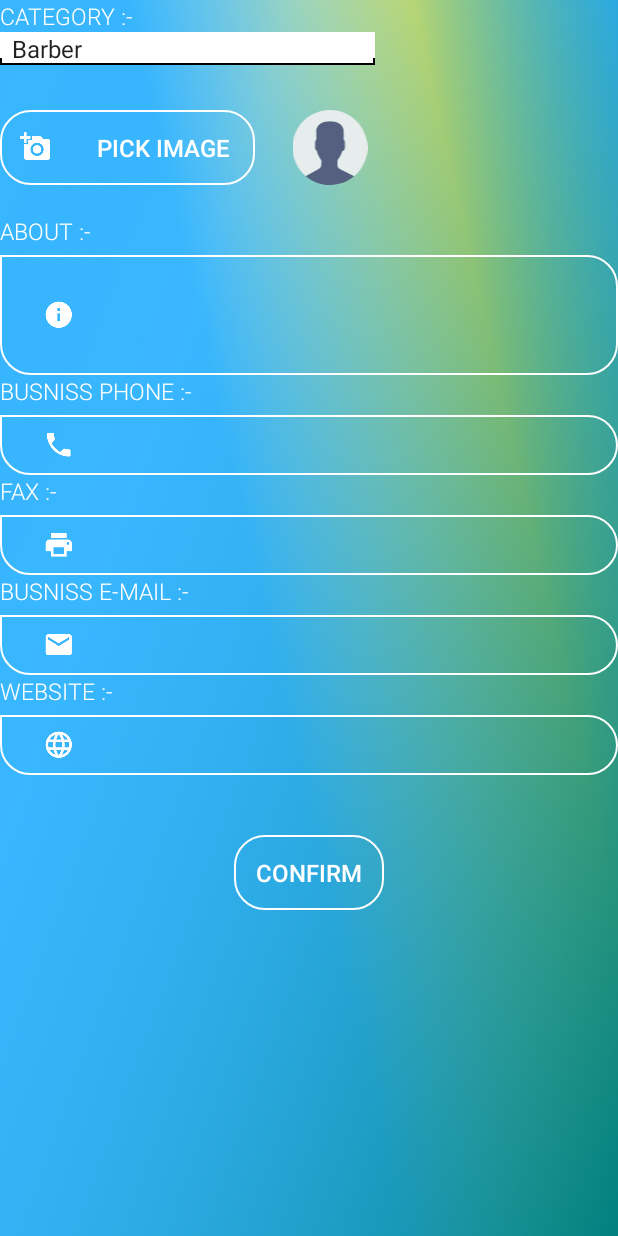
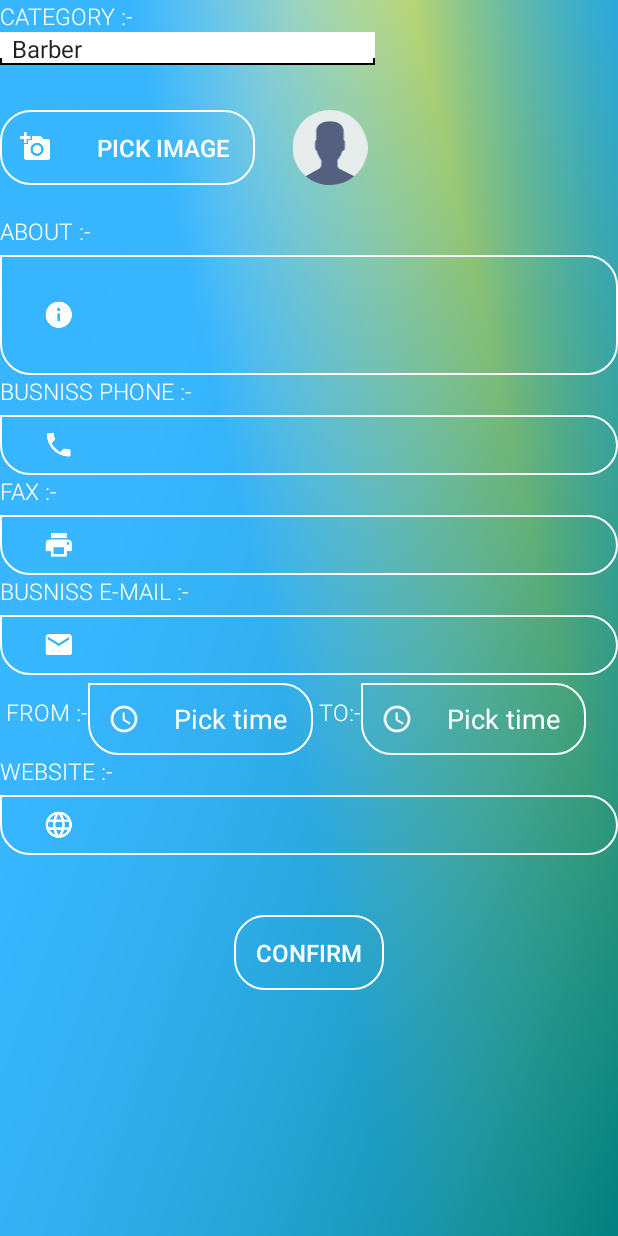
Before and after one commit to ArkanJbali/DiscloStore, an Android app: the busniss_reg screen opened directly, with no data from a screen before it, on a phone screen of 412 x 824 dp. Run offline under Robolectric (Android 15) with nearby library versions, the phone set to English and light mode, and no system bars.

Commit message:
Adding Time Picker

```diff
--- a/app/src/main/java/com/app/arkan/disclostore/busniss_reg.java
+++ b/app/src/main/java/com/app/arkan/disclostore/busniss_reg.java
@@ -10,6 +10,7 @@ import android.Manifest;
 import android.app.Activity;
 import android.app.Dialog;
 import android.app.ProgressDialog;
+import android.app.TimePickerDialog;
 import android.content.Intent;
 import android.content.pm.PackageManager;
 import android.graphics.Bitmap;
@@ -30,6 +31,7 @@ import android.widget.EditText;
 import android.widget.ImageView;
 import android.widget.Spinner;
 import android.widget.TextView;
+import android.widget.TimePicker;
 import android.widget.Toast;
 import android.widget.AdapterView.OnItemSelectedListener;
 
@@ -39,7 +41,8 @@ public class busniss_reg extends Activity implements OnItemSelectedListener ,Vie
     private Button pickImage;
     EditText ea,ebp,ef,ebe,ew;
     Button add;
-
+    EditText chooseTime ;
+    EditText chooseTime1 ;
     private static final int SELECT_PHOTO = 1;
     private static final int CAPTURE_PHOTO = 2;
 
@@ -55,6 +58,8 @@ public class busniss_reg extends Activity implements OnItemSelectedListener ,Vie
 public void onCreate(Bundle savedInstanceState) {
         super.onCreate(savedInstanceState);
         setContentView(R.layout.activity_busniss_reg);
+        chooseTime=(EditText)findViewById(R.id.etChooseTime);
+        chooseTime1=(EditText)findViewById(R.id.etChooseTime);
         profileImageView = (ImageView) findViewById(R.id.profileImageView);
         pickImage = (Button) findViewById(R.id.pick_image);
          ea=(EditText)findViewById(R.id.ea);
@@ -82,7 +87,34 @@ public void onCreate(Bundle savedInstanceState) {
 
              }
          });
+        chooseTime.setOnClickListener(new View.OnClickListener() {
+            @Override
+            public void onClick(View view) {
 
+                TimePickerDialog timePickerDialog = new TimePickerDialog(busniss_reg.this,R.style.MyTimePickerDialogStyle, new TimePickerDialog.OnTimeSetListener() {
+                    @Override
+                    public void onTimeSet(TimePicker timePicker, int hourOfDay, int minutes) {
+                        chooseTime.setText(" "+hourOfDay + ":" + minutes);
+                    }
+                }, 0, 0, false);
+                timePickerDialog.show();
+
+            }
+        });
+        chooseTime1.setOnClickListener(new View.OnClickListener() {
+            @Override
+            public void onClick(View view) {
+
+                TimePickerDialog timePickerDialog = new TimePickerDialog(busniss_reg.this,R.style.MyTimePickerDialogStyle, new TimePickerDialog.OnTimeSetListener() {
+                    @Override
+                    public void onTimeSet(TimePicker timePicker, int hourOfDay, int minutes) {
+                        chooseTime.setText(" "+hourOfDay + ":" + minutes);
+                    }
+                }, 0, 0, false);
+                timePickerDialog.show();
+
+            }
+        });
 
         pickImage.setOnClickListener(this);
 
--- a/app/src/main/res/layout/activity_busniss_reg.xml
+++ b/app/src/main/res/layout/activity_busniss_reg.xml
@@ -201,7 +201,53 @@ android:layout_below="@+id/Category"
         android:id="@+id/url"
         android:layout_below="@id/bemail"
         >
+        <LinearLayout
+            android:layout_width="match_parent"
+            android:layout_height="wrap_content"
+            android:orientation="horizontal"
+            >
 
+            <TextView
+                android:layout_width="wrap_content"
+                android:layout_height="wrap_content"
+                android:fontFamily="sans-serif-light"
+                android:text=" From :-"
+                android:textAllCaps="true"
+                android:textColor="@color/white"
+                android:textSize="15sp" />
+            <EditText
+                android:id="@+id/etChooseTime"
+                android:layout_width="150dp"
+                android:background="@drawable/et_bg"
+                android:textColor="@color/white"
+                android:layout_marginTop="5dp"
+                android:layout_height="wrap_content"
+                android:layout_centerHorizontal="true"
+                android:layout_centerVertical="true"
+                android:hint="  Pick time"
+                android:drawableLeft="@mipmap/time"
+                android:textColorHint="@color/white"/>
+            <TextView
+                android:layout_width="wrap_content"
+                android:layout_height="wrap_content"
+                android:fontFamily="sans-serif-light"
+                android:text=" To:-"
+                android:textAllCaps="true"
+                android:textColor="@color/white"
+                android:textSize="15sp" />
+            <EditText
+                android:id="@+id/etChooseTime1"
+                android:layout_width="150dp"
+                android:background="@drawable/et_bg"
+                android:textColor="@color/white"
+                android:layout_marginTop="5dp"
+                android:layout_height="wrap_content"
+                android:layout_centerHorizontal="true"
+                android:layout_centerVertical="true"
+                android:hint="  Pick time"
+                android:drawableLeft="@mipmap/time"
+                android:textColorHint="@color/white"/>
+        </LinearLayout>
         <TextView
             android:layout_width="wrap_content"
             android:layout_height="wrap_content"
@@ -225,7 +271,9 @@ android:layout_below="@+id/Category"
             android:drawableLeft="@mipmap/url_icon"
             />
 
+
     </LinearLayout>
+
     <Button
         android:background="@drawable/btn_bg"
         android:layout_below="@+id/url"
--- a/app/src/main/res/layout/dialog_act.xml
+++ b/app/src/main/res/layout/dialog_act.xml
@@ -4,10 +4,6 @@
     android:layout_height="fill_parent"
     android:background="@drawable/grad_bg"
     >
-
-
-
-
     <Button
         android:id="@+id/pickFromGallery"
         android:layout_width="200dp"
--- a/app/src/main/res/values/styles.xml
+++ b/app/src/main/res/values/styles.xml
@@ -30,5 +30,12 @@
         <item name="android:textColorPrimary">@color/white</item>
         <item name="android:background">@color/bar_color</item>
     </style>
+    <style name="MyTimePickerDialogStyle" parent="@style/ThemeOverlay.AppCompat.Dialog.Alert">
+        <item name="showTitle">false</item>
+        <item name="colorControlActivated">#ffd600</item>
+        <item name="colorAccent">#b71c1c</item>
+        <item name="android:textColorPrimary">#43a047</item>
+        <item name="android:textColorSecondary">#f44336</item>
+    </style>
 
 </resources>
```
Also changed, not shown: app/src/main/res/mipmap-hdpi/time.png (added), app/src/main/res/mipmap-mdpi/time.png (added), app/src/main/res/mipmap-xhdpi/time.png (added), app/src/main/res/mipmap-xxhdpi/time.png (added), app/src/main/res/mipmap-xxxhdpi/time.png (added), app/src/main/time-web.png (added).
